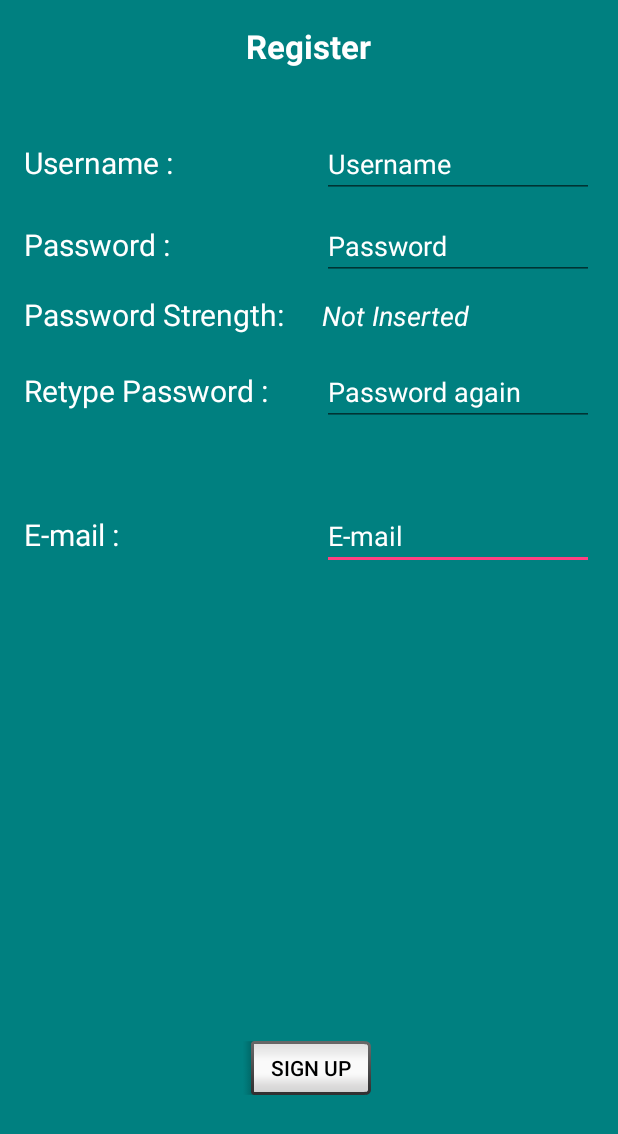
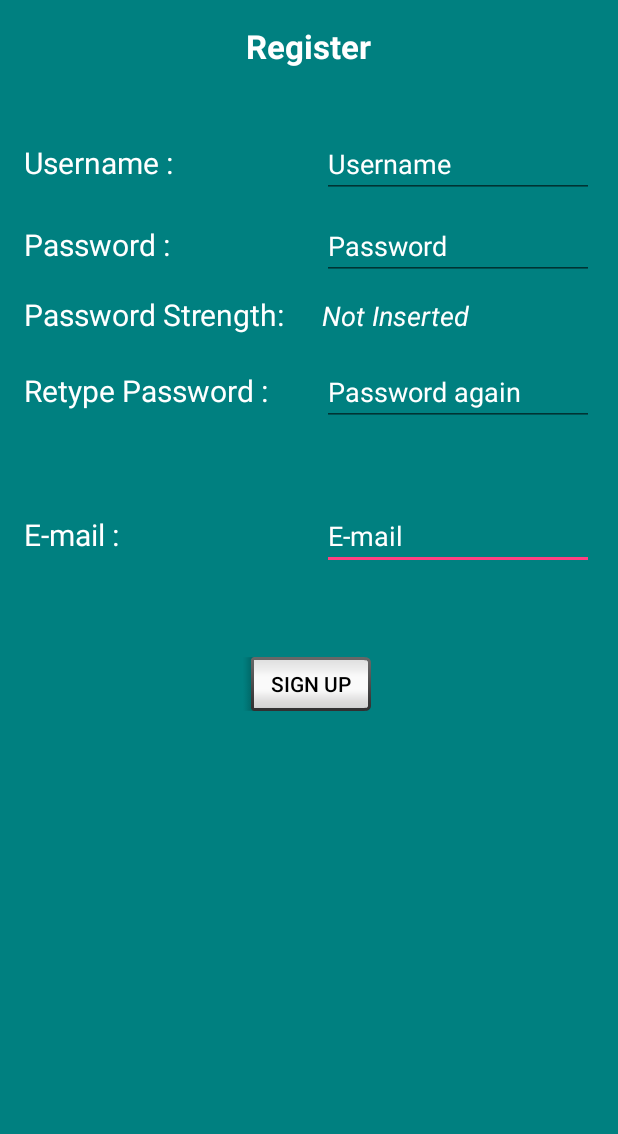
Before and after one commit to Mental1993/RPGo, an Android app: the SignUp screen opened directly, with no data from a screen before it, on a phone screen of 412 x 824 dp. Shown: the top 1134 px of the screen. Run offline under Robolectric (Android 15) with nearby library versions, the phone set to English and light mode, and no system bars.

Commit message:
Restrict duplicates
When the user tries to sign up, the aplication restricts him from
entering a username/email value that already exists in the database.

```diff
--- a/RPGo/app/src/main/java/com/example/mental/rpgo/Forgot_password.java
+++ b/RPGo/app/src/main/java/com/example/mental/rpgo/Forgot_password.java
@@ -46,10 +46,10 @@ public class Forgot_password extends AppCompatActivity {
                     password = cs.getString(cs.getColumnIndex(DatabaseHelper.USER_COLUMN_PASSWORD));
                     Toast.makeText(getApplicationContext(), "If the email provided is valid, we sent your password there.", Toast.LENGTH_LONG).show();
                     Intent emailIntent = new Intent(Intent.ACTION_SENDTO);
-                    emailIntent.setData(Uri.parse("mailto:mentalini@hotmail.com?cc=alice@example.com&subject=Important%20message&body=Your%20password%20is%20:%20" + password + ".%20Oh%20wait%20you%20are%20not%20supposed%20to%20see%20this!"));
+                    emailIntent.setData(Uri.parse("mailto:example@example.com?cc=alice@example.com&subject=Important%20message&body=Your%20password%20is%20:%20" + password + ".%20Oh%20wait%20you%20are%20not%20supposed%20to%20see%20this!"));
                     startActivity(emailIntent);
                 }else {
-                    Toast.makeText(getApplicationContext(), "Invalid credentials", Toast.LENGTH_LONG).show();
+                    Toast.makeText(getApplicationContext(), "Invalid credentials", Toast.LENGTH_SHORT).show();
                 }
             }
         });
--- a/RPGo/app/src/main/res/layout/content_user_sign_up.xml
+++ b/RPGo/app/src/main/res/layout/content_user_sign_up.xml
@@ -86,19 +86,6 @@
         android:layout_centerHorizontal="true"
         android:layout_marginTop="26dp" />
 
-    <Button
-        android:layout_width="wrap_content"
-        android:layout_height="wrap_content"
-        android:text="Sign up"
-        android:textColor="#000000"
-        android:id="@+id/btnDone"
-        android:clickable="true"
-        android:enabled="false"
-        style="@android:style/Widget.Material.Light.Button.Inset"
-        android:layout_alignParentBottom="true"
-        android:layout_centerHorizontal="true"
-        android:layout_marginBottom="70dp" />
-
     <EditText
         android:layout_width="wrap_content"
         android:layout_height="wrap_content"
@@ -177,4 +164,17 @@
         android:layout_alignBottom="@+id/TV_retypePass"
         android:layout_toEndOf="@+id/TV_passStr" />
 
+    <Button
+        android:layout_width="wrap_content"
+        android:layout_height="wrap_content"
+        android:text="Sign up"
+        android:textColor="#000000"
+        android:id="@+id/btnDone"
+        android:clickable="true"
+        android:enabled="false"
+        style="@android:style/Widget.Material.Light.Button.Inset"
+        android:layout_below="@+id/ET_email"
+        android:layout_centerHorizontal="true"
+        android:layout_marginTop="54dp" />
+
 </RelativeLayout>
```
Also changed, not shown: RPGo/app/src/main/java/com/example/mental/rpgo/DatabaseHelper.java (+11 -0 lines), RPGo/app/src/main/java/com/example/mental/rpgo/SignUp.java (+9 -4 lines).
